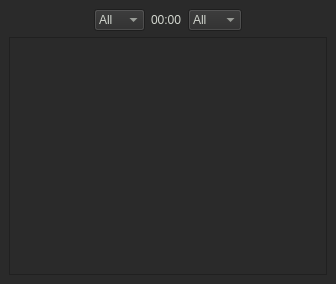
The window that dialog.ui (mbridak/potato) describes before a commit, drawn with Qt 5.
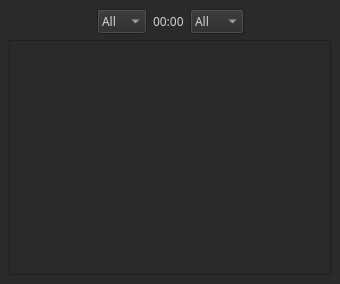
The same window after the commit.

Commit message: Added font. Added spec file. updated ignore.

```diff
--- a/dialog.ui
+++ b/dialog.ui
@@ -6,7 +6,7 @@
    <rect>
     <x>0</x>
     <y>0</y>
-    <width>336</width>
+    <width>340</width>
     <height>284</height>
    </rect>
   </property>
@@ -31,6 +31,11 @@
        <layout class="QHBoxLayout" name="horizontalLayout">
         <item>
          <spacer name="horizontalSpacer_2">
+          <property name="font">
+           <font>
+            <family>JetBrains Mono</family>
+           </font>
+          </property>
           <property name="orientation">
            <enum>Qt::Horizontal</enum>
           </property>
@@ -44,6 +49,11 @@
         </item>
         <item>
          <widget class="QComboBox" name="comboBox_band">
+          <property name="font">
+           <font>
+            <family>JetBrains Mono</family>
+           </font>
+          </property>
           <item>
            <property name="text">
             <string>All</string>
@@ -113,6 +123,11 @@
         </item>
         <item>
          <widget class="QLabel" name="time">
+          <property name="font">
+           <font>
+            <family>JetBrains Mono</family>
+           </font>
+          </property>
           <property name="text">
            <string>00:00</string>
           </property>
@@ -120,6 +135,11 @@
         </item>
         <item>
          <widget class="QComboBox" name="comboBox_mode">
+          <property name="font">
+           <font>
+            <family>JetBrains Mono</family>
+           </font>
+          </property>
           <item>
            <property name="text">
             <string>All</string>
@@ -154,6 +174,11 @@
         </item>
         <item>
          <spacer name="horizontalSpacer">
+          <property name="font">
+           <font>
+            <family>JetBrains Mono</family>
+           </font>
+          </property>
           <property name="orientation">
            <enum>Qt::Horizontal</enum>
           </property>
@@ -171,7 +196,7 @@
        <widget class="QListWidget" name="listWidget">
         <property name="font">
          <font>
-          <family>Courier</family>
+          <family>JetBrains Mono</family>
          </font>
         </property>
         <property name="focusPolicy">
```
The commit also changes 4 other files.
